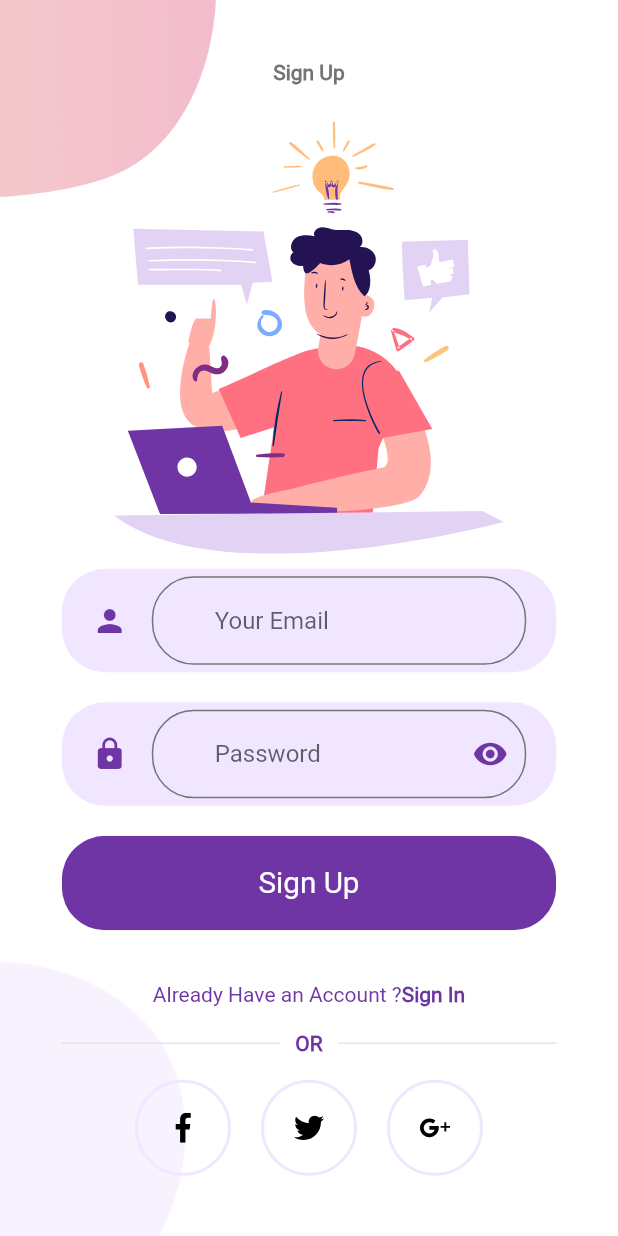
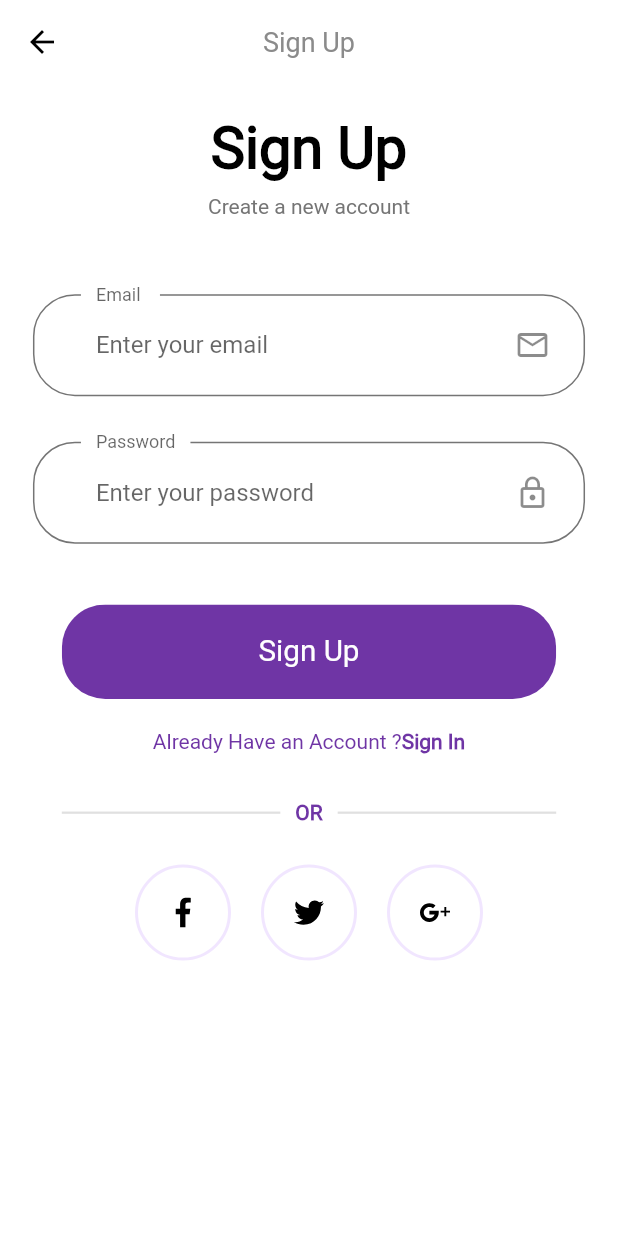
Before and after one commit to Nikhilsoni2001/KR-Trading-Company, a Flutter app: the SignUpScreen screen opened by its route, on a phone screen of 412 x 824 dp. Run offline on Flutter 3.47's test engine with Material 2 defaults, Android fonts, the phone set to English and light mode, and no system bars; our stand-ins replace flutter_svg.

Commit message:
fix : SignUp UI changed.

```diff
--- a/lib/screens/sign_in/components/body.dart
+++ b/lib/screens/sign_in/components/body.dart
@@ -8,6 +8,7 @@ class Body extends StatelessWidget {
   @override
   Widget build(BuildContext context) {
     return SafeArea(
+        child: SingleChildScrollView(
       child: SizedBox(
         width: double.infinity,
         child: Padding(
@@ -15,7 +16,7 @@ class Body extends StatelessWidget {
               EdgeInsets.symmetric(horizontal: getPropotionateScreenWidth(20)),
           child: Column(
             children: <Widget>[
-            SizedBox(height: 20),
+              SizedBox(height: getPropotionateScreenHeight(20)),
               Text(
                 'Welcome Back',
                 style: TextStyle(
@@ -23,14 +24,19 @@ class Body extends StatelessWidget {
                     fontSize: getPropotionateScreenWidth(35),
                     fontWeight: FontWeight.bold),
               ),
-            SizedBox(height: getPropotionateScreenWidth(8),),
+              SizedBox(
+                height: getPropotionateScreenWidth(8),
+              ),
               Text(
-              'Sign in with your email and password \nor Continue with social media',
+                'Sign in with your\nemail and password.',
                 textAlign: TextAlign.center,
               ),
-            SizedBox(height: 50,),
+              SizedBox(
+                height: 50,
+              ),
               SignInForm()
             ],
+          ),
         ),
       ),
     ));
--- a/lib/screens/sign_up/components/background.dart
+++ /dev/null
@@ -1,38 +0,0 @@
-import 'package:flutter/material.dart';
-
-class Background extends StatelessWidget {
-  final Widget child;
-  const Background({
-    Key key,
-    @required this.child,
-  }) : super(key: key);
-
-  @override
-  Widget build(BuildContext context) {
-    Size size = MediaQuery.of(context).size;
-    return Container(
-      height: size.height,
-      width: double.infinity,
-      child: Stack(
-        alignment: Alignment.center,
-        children: <Widget>[
-          Positioned(
-              top: 0,
-              left: 0,
-              child: Image.asset(
-                'assets/images/signup_top.png',
-                width: size.width * 0.35,
-              )),
-          Positioned(
-              bottom: 0,
-              left: 0,
-              child: Image.asset(
-                'assets/images/main_bottom.png',
-                width: size.width * 0.3,
-              )),
-          child,
-        ],
-      ),
-    );
-  }
-}
--- a/lib/screens/sign_up/components/body.dart
+++ b/lib/screens/sign_up/components/body.dart
@@ -1,55 +1,51 @@
 import 'package:flutter/material.dart';
-import 'package:flutter_svg/flutter_svg.dart';
 import 'package:kr_trading_factory/components/already_have_an_account.dart';
-import 'package:kr_trading_factory/components/roundedButton.dart';
-import 'package:kr_trading_factory/components/rounded_input_field.dart';
-import 'package:kr_trading_factory/components/rounded_password_field.dart';
 import 'package:kr_trading_factory/screens/sign_in/sign_in_screen.dart';
-import 'package:kr_trading_factory/screens/sign_up/components/background.dart';
+import 'package:kr_trading_factory/screens/sign_up/components/sign_up_form.dart';
 import 'package:kr_trading_factory/screens/sign_up/components/social_icons.dart';
-
+import 'package:kr_trading_factory/size_config.dart';
 import 'or_divider.dart';
 
 class Body extends StatelessWidget {
-  final Widget child;
-
-  const Body({Key key, @required this.child}) : super(key: key);
   @override
   Widget build(BuildContext context) {
-    Size size = MediaQuery.of(context).size;
-    return Background(
+    return SafeArea(
       child: SingleChildScrollView(
+        child: SizedBox(
+          width: double.infinity,
+          child: Padding(
+            padding: EdgeInsets.symmetric(
+                horizontal: getPropotionateScreenWidth(20)),
             child: Column(
-          mainAxisAlignment: MainAxisAlignment.center,
               children: <Widget>[
+                SizedBox(height: getPropotionateScreenHeight(20)),
                 Text(
                   'Sign Up',
-              style: TextStyle(fontWeight: FontWeight.bold),
+                  style: TextStyle(
+                      color: Colors.black,
+                      fontSize: getPropotionateScreenWidth(35),
+                      fontWeight: FontWeight.bold),
                 ),
-            SizedBox(height: size.height * 0.03),
-            SvgPicture.asset(
-              'assets/icons/signup.svg',
-              height: size.height * 0.35,
+                SizedBox(
+                  height: getPropotionateScreenHeight(8),
                 ),
-            RoundedInputField(
-              hintText: 'Your Email',
-              onChanged: (value) {},
-            ),
-            RoundedPasswordField(
-              onChanged: (value) {},
-            ),
-            RoundedButton(
-              text: 'Sign Up',
-              press: () {},
-            ),
-            SizedBox(height: size.height * 0.03),
+                Text('Create a new account'),
+                SizedBox(height: getPropotionateScreenHeight(50)),
+                SignUpForm(),
+                SizedBox(height: getPropotionateScreenHeight(10)),
                 AlreadyHaveAnAccountCheck(
                   login: false,
                   press: () {
                     Navigator.pushNamed(context, SignInScreen.routeName);
                   },
                 ),
+                SizedBox(
+                  height: getPropotionateScreenHeight(15),
+                ),
                 OrDivider(),
+                SizedBox(
+                  height: getPropotionateScreenHeight(10),
+                ),
                 Row(
                   mainAxisAlignment: MainAxisAlignment.center,
                   children: <Widget>[
@@ -67,6 +63,8 @@ class Body extends StatelessWidget {
               ],
             ),
           ),
+        ),
+      ),
     );
   }
 }
--- a/lib/screens/sign_up/components/or_divider.dart
+++ b/lib/screens/sign_up/components/or_divider.dart
@@ -26,9 +26,9 @@ class OrDivider extends StatelessWidget {
 
   Expanded buildDivider() {
     return Expanded(
-      child: Divider(
-        color: Color(0xFFD9D9D9),
-        height: 1.5,
+      child: new Divider(
+        color: Colors.grey[300],
+        thickness: 1.5,
       ),
     );
   }
--- /dev/null
+++ b/lib/screens/sign_up/components/sign_up_form.dart
@@ -0,0 +1,58 @@
+import 'package:flutter/material.dart';
+import 'package:kr_trading_factory/components/roundedButton.dart';
+import 'package:kr_trading_factory/screens/sign_in/components/custom_suffix_icon.dart';
+
+import '../../../size_config.dart';
+
+class SignUpForm extends StatefulWidget {
+  @override
+  _SignUpFormState createState() => _SignUpFormState();
+}
+
+class _SignUpFormState extends State<SignUpForm> {
+  @override
+  Widget build(BuildContext context) {
+    return Form(
+        child: Column(
+      children: <Widget>[
+        buildEmailFormField(),
+        SizedBox(height: getPropotionateScreenHeight(30)),
+        buildPasswordFormField(),
+        SizedBox(
+          height: getPropotionateScreenHeight(30),
+        ),
+        RoundedButton(
+          text: 'Sign Up',
+          press: () {},
+        )
+      ],
+    ));
+  }
+
+  TextFormField buildPasswordFormField() {
+    return TextFormField(
+        obscureText: true,
+        decoration: InputDecoration(
+          labelText: 'Password',
+          hintText: 'Enter your password',
+          floatingLabelBehavior: FloatingLabelBehavior.always,
+          suffixIcon: CustomSuffixIcon(
+            icon: Icon(Icons.lock_outline),
+          ),
+        ));
+  }
+
+  TextFormField buildEmailFormField() {
+    return TextFormField(
+        keyboardType: TextInputType.emailAddress,
+        onChanged: (value) {},
+        decoration: InputDecoration(
+          labelText: 'Email ',
+          hintText: 'Enter your email',
+          floatingLabelBehavior: FloatingLabelBehavior.always,
+          suffixIcon: CustomSuffixIcon(
+            icon: Icon(Icons.mail_outline),
+          ),
+        ));
+  }
+}
--- a/lib/screens/sign_up/sign_up.dart
+++ b/lib/screens/sign_up/sign_up.dart
@@ -1,4 +1,3 @@
-
 import 'package:flutter/material.dart';
 import 'package:kr_trading_factory/screens/sign_up/components/body.dart';
 
@@ -7,6 +6,10 @@ class SignUpScreen extends StatelessWidget {
   @override
   Widget build(BuildContext context) {
     return Scaffold(
+      appBar: AppBar(
+        title: Text('Sign Up'),
+        centerTitle: true,
+      ),
       body: Body(),
     );
   }
```
Also changed, not shown: lib/screens/sign_in/components/sign_in_form.dart (+4 -3 lines). Lines whose indentation alone changed are shown as unchanged.
